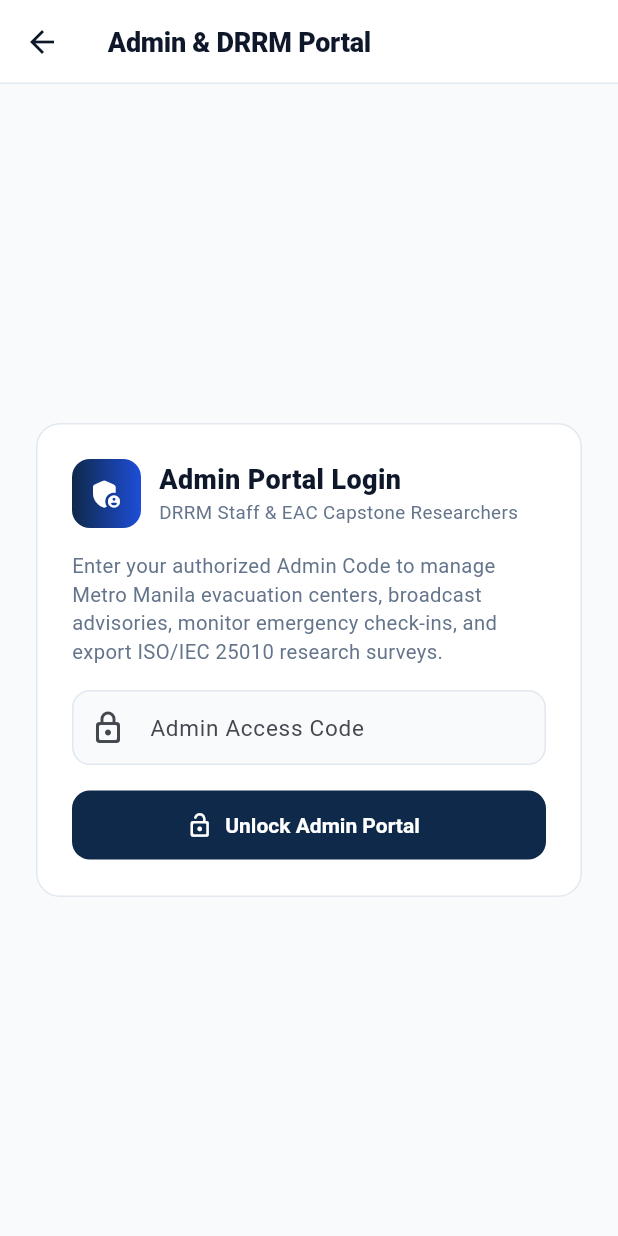
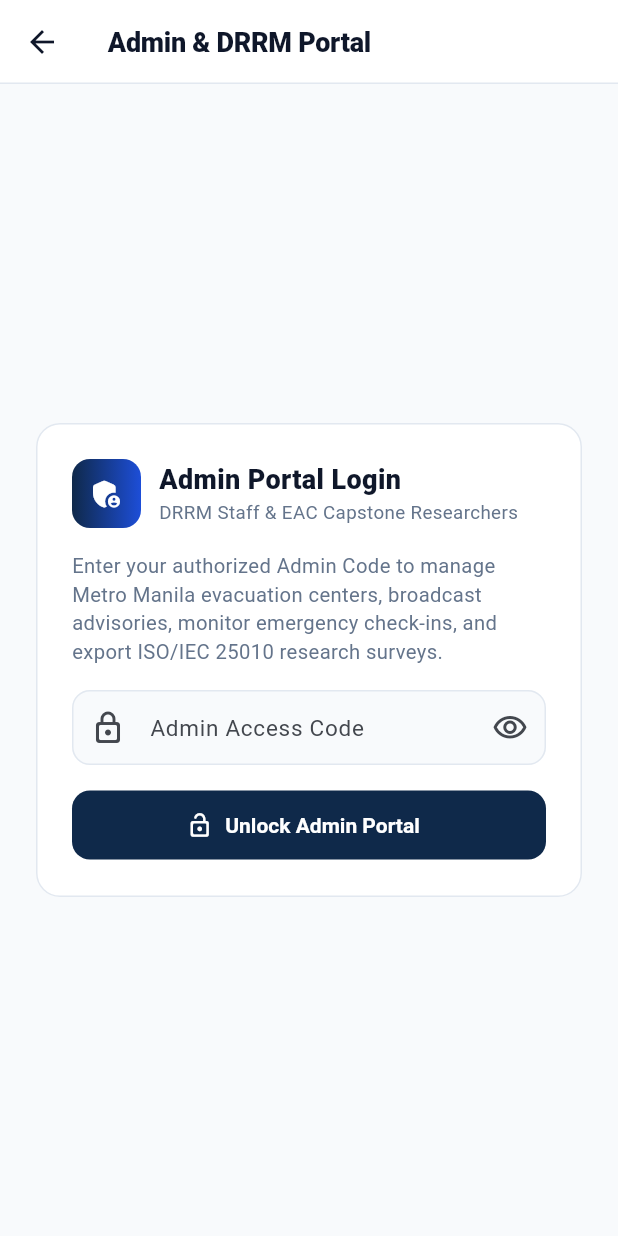
Before and after one commit to stevenalto123/yang, a Flutter app: the AdminDashboardScreen screen opened directly, on a phone screen of 412 x 824 dp. Run offline on Flutter 3.47's test engine with Material 3 defaults, Android fonts, the phone set to English and light mode, and no system bars; our stand-ins replace flutter_map, latlong2, shared_preferences, web; missing offline and left inert: dart:js_interop; accounts and stored records are empty; network calls fail.

Commit message:
Fix double SOS icon on FAB and add password visibility eye toggle

```diff
--- a/lib/main.dart
+++ b/lib/main.dart
@@ -223,7 +223,7 @@ class _MainNavigationScreenState extends State<MainNavigationScreen> {
         foregroundColor: Colors.white,
         elevation: 3,
         shape: RoundedRectangleBorder(borderRadius: BorderRadius.circular(16)),
-        icon: const Icon(Icons.sos_rounded, size: 21),
+        icon: const Icon(Icons.emergency_rounded, size: 21),
         label: Text(
           s.sosButtonLabel,
           style: const TextStyle(
@@ -428,7 +428,7 @@ class _DesktopSidebar extends StatelessWidget {
                   borderRadius: BorderRadius.circular(12),
                 ),
               ),
-              icon: const Icon(Icons.sos_rounded, size: 20),
+              icon: const Icon(Icons.emergency_rounded, size: 20),
               label: Text(
                 settings.isFilipino ? 'Tawag SOS / 911' : 'Emergency SOS',
                 style: const TextStyle(
--- a/lib/screens/admin_dashboard_screen.dart
+++ b/lib/screens/admin_dashboard_screen.dart
@@ -52,6 +52,7 @@ class _AdminDashboardScreenState extends State<AdminDashboardScreen>
 
   String _activeAdminCode = '';
   bool _unlocked = false;
+  bool _obscureAdminCode = true;
   bool _isLoading = false;
   bool _isPostingAdvisory = false;
   bool _autoRefreshEnabled = true;
@@ -1140,11 +1141,24 @@ class _AdminDashboardScreenState extends State<AdminDashboardScreen>
                       const SizedBox(height: 16),
                       TextField(
                         controller: _codeCtrl,
-                        obscureText: true,
+                        obscureText: _obscureAdminCode,
                         onSubmitted: (_) => _unlockWithCode(),
-                        decoration: const InputDecoration(
+                        decoration: InputDecoration(
                           labelText: 'Admin Access Code',
-                          prefixIcon: Icon(Icons.lock_outline_rounded),
+                          prefixIcon: const Icon(Icons.lock_outline_rounded),
+                          suffixIcon: IconButton(
+                            icon: Icon(
+                              _obscureAdminCode
+                                  ? Icons.visibility_outlined
+                                  : Icons.visibility_off_outlined,
+                            ),
+                            tooltip: _obscureAdminCode
+                                ? 'Show admin code'
+                                : 'Hide admin code',
+                            onPressed: () => setState(
+                              () => _obscureAdminCode = !_obscureAdminCode,
+                            ),
+                          ),
                         ),
                       ),
                       if (_error != null) ...[
--- a/lib/utils/sos_sheet.dart
+++ b/lib/utils/sos_sheet.dart
@@ -78,7 +78,7 @@ class SosSheet {
                       foregroundColor: Colors.white,
                       minimumSize: const Size(0, 50),
                     ),
-                    icon: const Icon(Icons.sos_rounded, size: 22),
+                    icon: const Icon(Icons.emergency_rounded, size: 22),
                     label: Text(
                       isFil
                           ? 'Magpadala ng SOS Alert sa Pamilya at DRRM'
```
Also changed, not shown: lib/screens/account_sync_screen.dart (+16 -1 lines), 2 other files.
